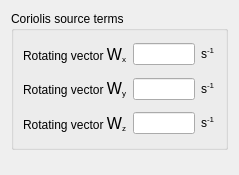
First picture: the form in gui/Pages/CoriolisSourceTermsForm.ui, repository code-saturne/code_saturne, before the edit.
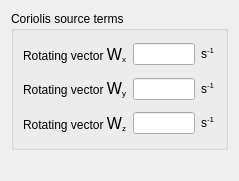
Second picture: the form after the edit.

```diff
--- a/gui/Pages/CoriolisSourceTermsForm.ui
+++ b/gui/Pages/CoriolisSourceTermsForm.ui
@@ -7,7 +7,7 @@
     <x>0</x>
     <y>0</y>
     <width>239</width>
-    <height>175</height>
+    <height>181</height>
    </rect>
   </property>
   <property name="minimumSize">
```
Left out of the diff: 71 changed lines with no effect on the pictures.
